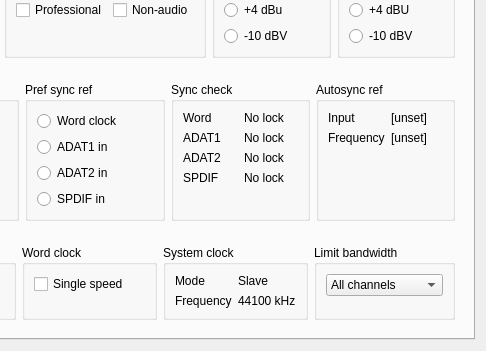
Before: the Qt Designer form libffado/support/mixer-qt4/ffado/mixer/rme.ui in adiknoth/ffado, drawn with Qt 5; both pictures show x 151 to 637 and y 430 to 781 of the 637 by 781 pixel window.
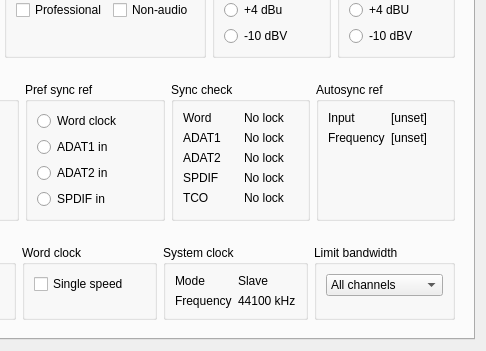
After: the same form once the commit is applied.

Commit message: rme: various information panes are now active in ffado-mixer: sync check, autosync reference, spdif freqency and system clock.  The function of these in the presence of actual external sync sources is yet to be confirmed.  The system clock information has been confirmed to update when the clock mode and/or sample rate controls are altered.

The edit to the form file:
```diff
--- a/libffado/support/mixer-qt4/ffado/mixer/rme.ui
+++ b/libffado/support/mixer-qt4/ffado/mixer/rme.ui
@@ -811,6 +811,20 @@
               </widget>
              </item>
              <item row="4" column="0">
+              <widget class="QLabel" name="sync_check_tco_label">
+               <property name="text">
+                <string>TCO</string>
+               </property>
+              </widget>
+             </item>
+             <item row="4" column="1">
+              <widget class="QLabel" name="sync_check_tco_status">
+               <property name="text">
+                <string>No lock</string>
+               </property>
+              </widget>
+             </item>
+             <item row="5" column="0">
               <spacer name="verticalSpacer_16">
                <property name="orientation">
                 <enum>Qt::Vertical</enum>
```
Left out of the diff: 16 changed lines with no effect on the pictures. The commit also changes 5 other files.
